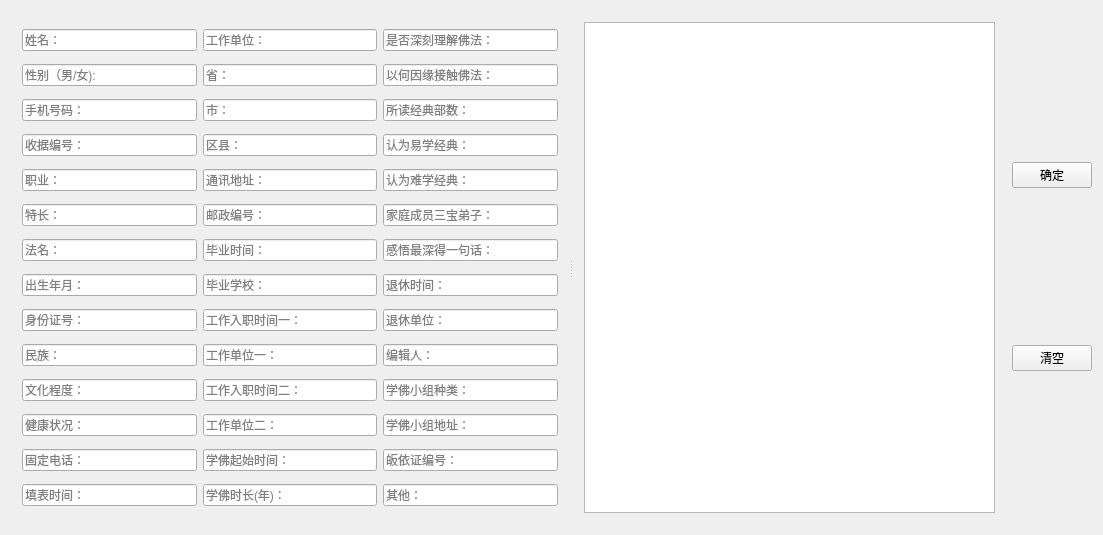
crouse/connect, file connect.ui: the form before one commit.
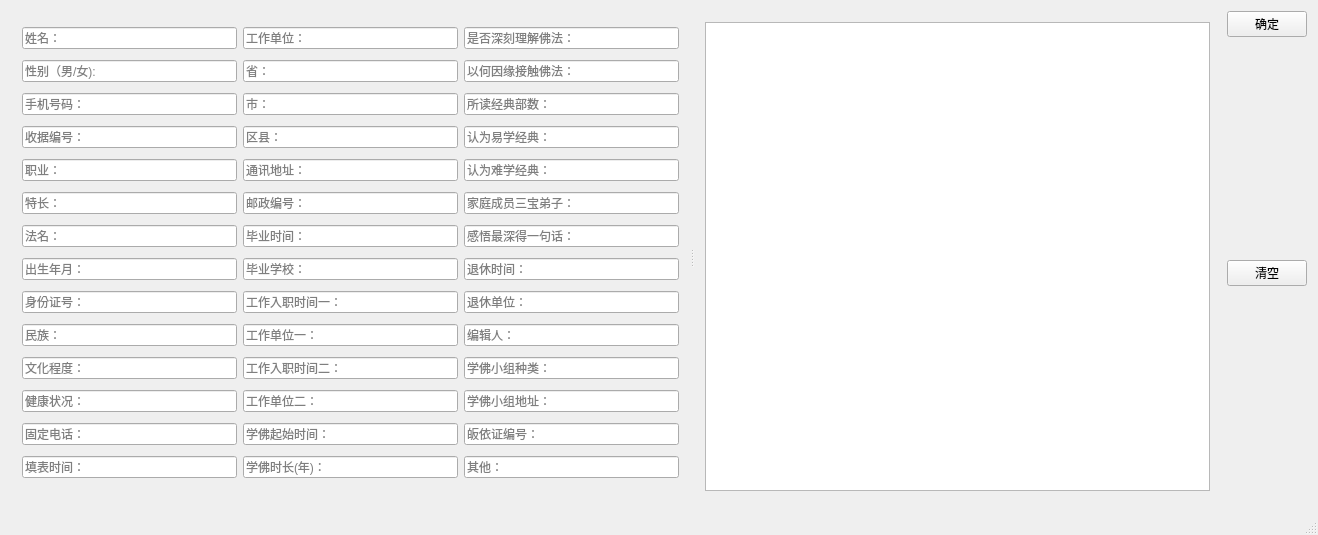
The form after the commit.

The edit to the form file:
```diff
--- a/connect.ui
+++ b/connect.ui
@@ -6,7 +6,7 @@
    <rect>
     <x>0</x>
     <y>0</y>
-    <width>1103</width>
+    <width>1318</width>
     <height>535</height>
    </rect>
   </property>
@@ -14,8 +14,8 @@
    <string>Connect</string>
   </property>
   <widget class="QWidget" name="centralWidget">
-   <layout class="QHBoxLayout" name="horizontalLayout_2">
-    <item>
+   <layout class="QGridLayout" name="gridLayout">
+    <item row="0" column="0">
      <widget class="QSplitter" name="splitter">
       <property name="orientation">
        <enum>Qt::Horizontal</enum>
@@ -493,7 +493,7 @@
       </widget>
      </widget>
     </item>
-    <item>
+    <item row="0" column="1">
      <layout class="QVBoxLayout" name="verticalLayout_5">
       <item>
        <widget class="QPushButton" name="pushButtonOK">
@@ -529,6 +529,19 @@
         </property>
        </widget>
       </item>
+      <item>
+       <spacer name="verticalSpacer">
+        <property name="orientation">
+         <enum>Qt::Vertical</enum>
+        </property>
+        <property name="sizeHint" stdset="0">
+         <size>
+          <width>20</width>
+          <height>40</height>
+         </size>
+        </property>
+       </spacer>
+      </item>
       <item>
        <widget class="QPushButton" name="pushButtonClear">
         <property name="font">
@@ -550,10 +563,24 @@
         </property>
        </widget>
       </item>
+      <item>
+       <spacer name="verticalSpacer_2">
+        <property name="orientation">
+         <enum>Qt::Vertical</enum>
+        </property>
+        <property name="sizeHint" stdset="0">
+         <size>
+          <width>20</width>
+          <height>40</height>
+         </size>
+        </property>
+       </spacer>
+      </item>
      </layout>
     </item>
    </layout>
   </widget>
+  <widget class="QStatusBar" name="statusBar"/>
   <action name="actionAbout">
    <property name="checkable">
     <bool>false</bool>
```
Left out of the diff: 1 changed line with no effect on the pictures.
